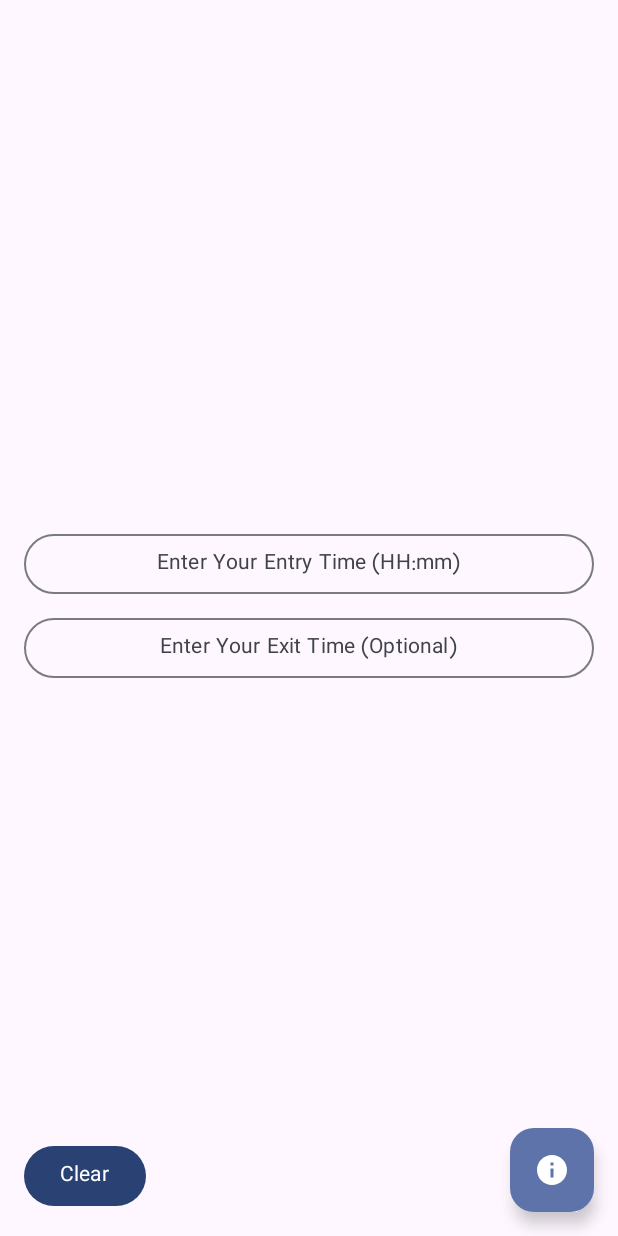
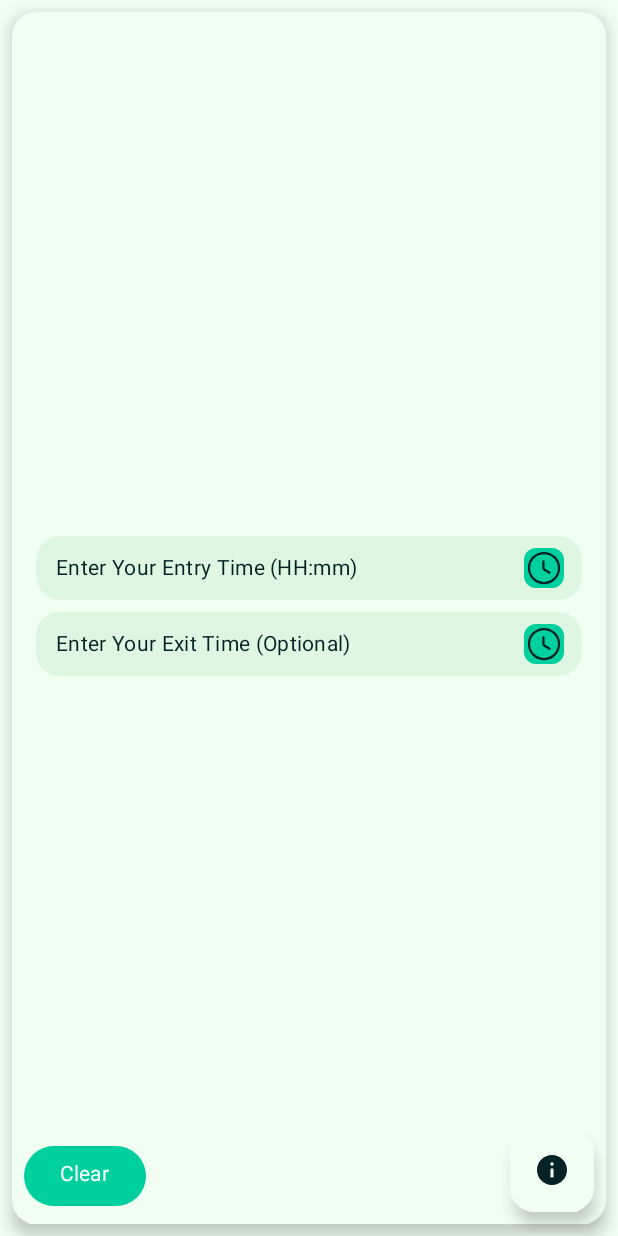
Before and after one commit to MiladFaridnia/KhoroojYar, an Android app built with Jetpack Compose: the screen it shows after launch (MainActivity), on a phone screen of 412 x 824 dp. Run offline under Robolectric (Android 15) with nearby library versions, the phone set to English and light mode, and no system bars.

Commit message:
Feat: V-1.10.0 Add base compose components of design system

```diff
--- a/app/src/main/java/com/faridnia/khoroojyar/presentation/ExitTimeCalculatorScreen.kt
+++ b/app/src/main/java/com/faridnia/khoroojyar/presentation/ExitTimeCalculatorScreen.kt
@@ -2,7 +2,6 @@ package com.faridnia.khoroojyar.presentation
 
 import androidx.compose.foundation.border
 import androidx.compose.foundation.layout.Arrangement
-import androidx.compose.foundation.layout.Box
 import androidx.compose.foundation.layout.Column
 import androidx.compose.foundation.layout.Spacer
 import androidx.compose.foundation.layout.fillMaxSize
@@ -34,13 +33,17 @@ import androidx.compose.ui.res.stringResource
 import androidx.compose.ui.text.font.Font
 import androidx.compose.ui.text.font.FontFamily
 import androidx.compose.ui.text.style.TextAlign
-import androidx.compose.ui.tooling.preview.Preview
 import androidx.compose.ui.unit.dp
 import androidx.lifecycle.compose.collectAsStateWithLifecycle
 import androidx.lifecycle.viewmodel.compose.viewModel
 import com.faridnia.khoroojyar.R
 import com.faridnia.khoroojyar.presentation.calculate_days_off.CalculateRemainedDaysOff
-import com.faridnia.khoroojyar.presentation.component.TimePickerButton
+import com.faridnia.khoroojyar.presentation.component.CustomBox
+import com.faridnia.khoroojyar.presentation.component.CustomCard
+import com.faridnia.khoroojyar.presentation.component.CustomText
+import com.faridnia.khoroojyar.presentation.component.DateButton
+import com.faridnia.khoroojyar.presentation.component.DateButtonType
+import com.faridnia.khoroojyar.presentation.component.LightAndDarkPreview
 import com.faridnia.khoroojyar.presentation.component.TimePickerDialog
 import com.faridnia.khoroojyar.presentation.theme.KhoroojYarTheme
 import java.util.Locale
@@ -72,7 +75,11 @@ fun ExitTimeCalculatorScreen(viewModel: ExitTimeViewModel = viewModel()) {
             closeDialog(false)
         }
 
-    Box(modifier = Modifier.fillMaxSize()) {
+    CustomBox(
+        modifier = Modifier
+            .fillMaxSize()
+    ) {
+        CustomCard(modifier = Modifier.padding(8.dp)) {
             Column(
                 modifier = Modifier
                     .fillMaxSize()
@@ -80,15 +87,17 @@ fun ExitTimeCalculatorScreen(viewModel: ExitTimeViewModel = viewModel()) {
                 verticalArrangement = Arrangement.Center,
                 horizontalAlignment = Alignment.CenterHorizontally
             ) {
-            TimePickerButton(
+                DateButton(
                     label = state.enterTimeInput.ifEmpty { stringResource(R.string.enter_your_entry_time_hh_mm) },
-                onClick = { showEnterTimePickerDialog = true }
+                    dateButtonType = DateButtonType.TIME,
+                    onClick = { showEnterTimePickerDialog = true },
                 )
 
                 Spacer(modifier = Modifier.height(8.dp))
 
-            TimePickerButton(
+                DateButton(
                     label = state.exitTimeInput.ifEmpty { stringResource(R.string.enter_your_exit_time_optional) },
+                    dateButtonType = DateButtonType.TIME,
                     onClick = { showExitTimePickerDialog = true }
                 )
 
@@ -96,7 +105,7 @@ fun ExitTimeCalculatorScreen(viewModel: ExitTimeViewModel = viewModel()) {
 
                 state.totalTimeSpent.takeIf { it.isNotEmpty() }?.let {
                     Spacer(modifier = Modifier.height(8.dp))
-                Text(
+                    CustomText(
                         modifier = Modifier
                             .fillMaxWidth()
                             .border(
@@ -114,7 +123,7 @@ fun ExitTimeCalculatorScreen(viewModel: ExitTimeViewModel = viewModel()) {
 
                 state.exitTime.takeIf { it.isNotEmpty() }?.let {
                     Spacer(modifier = Modifier.height(8.dp))
-                Text(
+                    CustomText(
                         modifier = Modifier
                             .fillMaxWidth()
                             .border(
@@ -132,7 +141,7 @@ fun ExitTimeCalculatorScreen(viewModel: ExitTimeViewModel = viewModel()) {
 
                 state.vacationMessage.takeIf { it.isNotEmpty() }?.let {
                     Spacer(modifier = Modifier.height(8.dp))
-                Text(
+                    CustomText(
                         modifier = Modifier
                             .fillMaxWidth()
                             .border(
@@ -146,6 +155,7 @@ fun ExitTimeCalculatorScreen(viewModel: ExitTimeViewModel = viewModel()) {
                         color = MaterialTheme.colorScheme.error,
                         textAlign = TextAlign.Center
                     )
+                }
             }
         }
 
@@ -208,8 +218,7 @@ fun ExitTimeCalculatorScreen(viewModel: ExitTimeViewModel = viewModel()) {
     }
 }
 
-
-@Preview(showBackground = true)
+@LightAndDarkPreview
 @Composable
 fun PreviewExitTimeCalc(modifier: Modifier = Modifier) {
     KhoroojYarTheme {
--- /dev/null
+++ b/app/src/main/java/com/faridnia/khoroojyar/presentation/component/CustomBox.kt
@@ -0,0 +1,18 @@
+package com.faridnia.khoroojyar.presentation.component
+
+import androidx.compose.foundation.background
+import androidx.compose.foundation.layout.Box
+import androidx.compose.foundation.layout.BoxScope
+import androidx.compose.material3.MaterialTheme
+import androidx.compose.runtime.Composable
+import androidx.compose.ui.Modifier
+
+@Composable
+fun CustomBox(
+    modifier: Modifier = Modifier,
+    content: @Composable BoxScope.() -> Unit
+) {
+    Box(modifier = modifier.background(MaterialTheme.colorScheme.background)) {
+        content()
+    }
+}
--- /dev/null
+++ b/app/src/main/java/com/faridnia/khoroojyar/presentation/component/CustomCard.kt
@@ -0,0 +1,41 @@
+package com.faridnia.khoroojyar.presentation.component
+
+import androidx.compose.foundation.layout.ColumnScope
+import androidx.compose.foundation.layout.fillMaxSize
+import androidx.compose.foundation.layout.padding
+import androidx.compose.foundation.shape.RoundedCornerShape
+import androidx.compose.material3.CardDefaults
+import androidx.compose.material3.ElevatedCard
+import androidx.compose.material3.MaterialTheme
+import androidx.compose.runtime.Composable
+import androidx.compose.ui.Modifier
+import androidx.compose.ui.unit.dp
+import com.faridnia.khoroojyar.presentation.theme.KhoroojYarTheme
+
+@Composable
+fun CustomCard(
+    modifier: Modifier = Modifier,
+    content: @Composable ColumnScope.() -> Unit
+) {
+    ElevatedCard(
+        shape = RoundedCornerShape(16.dp),
+        modifier = modifier,
+        elevation = CardDefaults.elevatedCardElevation(6.dp),
+        colors = CardDefaults.elevatedCardColors(
+            containerColor = MaterialTheme.colorScheme.surfaceContainer,
+            contentColor = MaterialTheme.colorScheme.onSurface
+        )
+    ) {
+        content()
+    }
+}
+
+@LightAndDarkPreview
+@Composable
+fun PreviewCustomCard(modifier: Modifier = Modifier) {
+    KhoroojYarTheme {
+        CustomCard(modifier = modifier
+            .fillMaxSize()
+            .padding(8.dp)) {}
+    }
+}
--- /dev/null
+++ b/app/src/main/java/com/faridnia/khoroojyar/presentation/component/CustomText.kt
@@ -0,0 +1,64 @@
+package com.faridnia.khoroojyar.presentation.component
+
+import androidx.compose.material3.MaterialTheme
+import androidx.compose.material3.Text
+import androidx.compose.runtime.Composable
+import androidx.compose.ui.Modifier
+import androidx.compose.ui.graphics.Color
+import androidx.compose.ui.text.AnnotatedString
+import androidx.compose.ui.text.TextStyle
+import androidx.compose.ui.text.style.TextAlign
+import androidx.compose.ui.text.style.TextOverflow
+import androidx.compose.ui.unit.TextUnit
+
+@Composable
+fun CustomText(
+    modifier: Modifier = Modifier,
+    text: String,
+    textAlign: TextAlign? = TextAlign.Right,
+    style: TextStyle = MaterialTheme.typography.bodyMedium,
+    color: Color = MaterialTheme.colorScheme.onSurface,
+    maxLines: Int = Int.MAX_VALUE,
+    overflow: TextOverflow = TextOverflow.Clip,
+    letterSpacing: TextUnit = TextUnit.Unspecified
+) {
+    Text(
+        modifier = modifier,
+        text = text,
+        style = style,
+        color = color,
+        textAlign = textAlign,
+        maxLines = maxLines,
+        overflow = overflow,
+        letterSpacing = letterSpacing
+    )
+}
+
+@Composable
+fun CustomText(
+    modifier: Modifier = Modifier,
+    text: AnnotatedString,
+    textAlign: TextAlign? = TextAlign.Right,
+    style: TextStyle = MaterialTheme.typography.bodyMedium,
+    color: Color = MaterialTheme.colorScheme.onSurface,
+    maxLines: Int = Int.MAX_VALUE,
+    overflow: TextOverflow = TextOverflow.Clip,
+    letterSpacing: TextUnit = TextUnit.Unspecified
+) {
+    Text(
+        modifier = modifier,
+        text = text,
+        style = style,
+        color = color,
+        textAlign = textAlign,
+        maxLines = maxLines,
+        overflow = overflow,
+        letterSpacing = letterSpacing
+    )
+}
+
+@LightAndDarkPreview
+@Composable
+private fun PreviewCustomText() {
+    CustomText(text = "Preview")
+}
--- /dev/null
+++ b/app/src/main/java/com/faridnia/khoroojyar/presentation/component/DateButton.kt
@@ -0,0 +1,66 @@
+package com.faridnia.khoroojyar.presentation.component
+
+import androidx.compose.foundation.background
+import androidx.compose.foundation.clickable
+import androidx.compose.foundation.layout.Row
+import androidx.compose.foundation.layout.Spacer
+import androidx.compose.foundation.layout.padding
+import androidx.compose.foundation.shape.RoundedCornerShape
+import androidx.compose.material3.Icon
+import androidx.compose.material3.MaterialTheme
+import androidx.compose.runtime.Composable
+import androidx.compose.ui.Alignment
+import androidx.compose.ui.Modifier
+import androidx.compose.ui.res.painterResource
+import androidx.compose.ui.unit.dp
+import com.faridnia.khoroojyar.presentation.theme.Fence_Green
+import com.faridnia.khoroojyar.presentation.theme.KhoroojYarTheme
+
+@Composable
+fun DateButton(
+    modifier: Modifier = Modifier,
+    label: String,
+    dateButtonType: DateButtonType,
+    onClick: () -> Unit = {}
+) {
+    Row(
+        modifier = modifier
+            .background(
+                color = MaterialTheme.colorScheme.surfaceVariant,
+                shape = RoundedCornerShape(16.dp)
+            )
+            .padding(horizontal = 12.dp, vertical = 8.dp)
+            .clickable { onClick() },
+        verticalAlignment = Alignment.CenterVertically
+    ) {
+        CustomText(
+            text = label,
+            color = MaterialTheme.colorScheme.onSurfaceVariant,
+            style = MaterialTheme.typography.bodyMedium
+        )
+        Spacer(modifier = Modifier.weight(1f))
+        Icon(
+            modifier = Modifier
+                .background(
+                    color = MaterialTheme.colorScheme.primary,
+                    shape = RoundedCornerShape(8.dp)
+                )
+                .padding(1.dp),
+            painter = painterResource(dateButtonType.icon),
+            contentDescription = "Calendar Icon",
+            tint = Fence_Green
+        )
+    }
+}
+
+@LightAndDarkPreview
+@Composable
+private fun PreviewDateButton() {
+    KhoroojYarTheme {
+        DateButton(
+            label = "April 30, 2024",
+            dateButtonType = DateButtonType.DATE
+        )
+    }
+
+}
--- /dev/null
+++ b/app/src/main/java/com/faridnia/khoroojyar/presentation/component/DateButtonType.kt
@@ -0,0 +1,9 @@
+package com.faridnia.khoroojyar.presentation.component
+
+import androidx.annotation.DrawableRes
+import com.faridnia.khoroojyar.R
+
+enum class DateButtonType(val id: Int, @DrawableRes val icon: Int = R.drawable.ic_clock) {
+    DATE(0, R.drawable.ic_calendar),
+    TIME(1, R.drawable.ic_clock)
+}
--- a/app/src/main/java/com/faridnia/khoroojyar/presentation/theme/Theme.kt
+++ b/app/src/main/java/com/faridnia/khoroojyar/presentation/theme/Theme.kt
@@ -1,14 +1,10 @@
 package com.faridnia.khoroojyar.presentation.theme
 
-import android.os.Build
 import androidx.compose.foundation.isSystemInDarkTheme
 import androidx.compose.material3.ColorScheme
 import androidx.compose.material3.MaterialTheme
-import androidx.compose.material3.dynamicDarkColorScheme
-import androidx.compose.material3.dynamicLightColorScheme
 import androidx.compose.runtime.Composable
 import androidx.compose.ui.graphics.Color
-import androidx.compose.ui.platform.LocalContext
 
 private val DarkColorScheme = myDarkColorScheme()
 
@@ -101,7 +97,7 @@ fun myDarkColorScheme(): ColorScheme = ColorScheme(
     scrim = Color(0x99000000),
 
     surfaceBright = Cyprus,
-    surfaceContainer = Fence_Green,
+    surfaceContainer = Cyprus,
     surfaceContainerHigh = Void,
     surfaceContainerHighest = Void,
     surfaceContainerLow = Cyprus,
@@ -113,15 +109,14 @@ fun myDarkColorScheme(): ColorScheme = ColorScheme(
 @Composable
 fun KhoroojYarTheme(
     darkTheme: Boolean = isSystemInDarkTheme(),
-    // Dynamic color is available on Android 12+
     dynamicColor: Boolean = true,
     content: @Composable () -> Unit
 ) {
     val colorScheme = when {
-        dynamicColor && Build.VERSION.SDK_INT >= Build.VERSION_CODES.S -> {
+       /* dynamicColor -> {
             val context = LocalContext.current
             if (darkTheme) dynamicDarkColorScheme(context) else dynamicLightColorScheme(context)
-        }
+        }*/
 
         darkTheme -> DarkColorScheme
         else -> LightColorScheme
--- /dev/null
+++ b/app/src/main/res/drawable/ic_calendar.xml
@@ -0,0 +1,76 @@
+<vector xmlns:android="http://schemas.android.com/apk/res/android"
+    android:width="24dp"
+    android:height="24dp"
+    android:viewportWidth="24"
+    android:viewportHeight="24">
+  <path
+      android:pathData="M8,2V5"
+      android:strokeLineJoin="round"
+      android:strokeWidth="1.5"
+      android:fillColor="#00000000"
+      android:strokeColor="#292D32"
+      android:strokeLineCap="round"/>
+  <path
+      android:pathData="M16,2V5"
+      android:strokeLineJoin="round"
+      android:strokeWidth="1.5"
+      android:fillColor="#00000000"
+      android:strokeColor="#292D32"
+      android:strokeLineCap="round"/>
+  <path
+      android:pathData="M3.5,9.09H20.5"
+      android:strokeLineJoin="round"
+      android:strokeWidth="1.5"
+      android:fillColor="#00000000"
+      android:strokeColor="#292D32"
+      android:strokeLineCap="round"/>
+  <path
+      android:pathData="M21,8.5V17C21,20 19.5,22 16,22H8C4.5,22 3,20 3,17V8.5C3,5.5 4.5,3.5 8,3.5H16C19.5,3.5 21,5.5 21,8.5Z"
+      android:strokeLineJoin="round"
+      android:strokeWidth="1.5"
+      android:fillColor="#00000000"
+      android:strokeColor="#292D32"
+      android:strokeLineCap="round"/>
+  <path
+      android:pathData="M15.695,13.7H15.704"
+      android:strokeLineJoin="round"
+      android:strokeWidth="2"
+      android:fillColor="#00000000"
+      android:strokeColor="#292D32"
+      android:strokeLineCap="round"/>
+  <path
+      android:pathData="M15.695,16.7H15.704"
+      android:strokeLineJoin="round"
+      android:strokeWidth="2"
+      android:fillColor="#00000000"
+      android:strokeColor="#292D32"
+      android:strokeLineCap="round"/>
+  <path
+      android:pathData="M11.995,13.7H12.005"
+      android:strokeLineJoin="round"
+      android:strokeWidth="2"
+      android:fillColor="#00000000"
+      android:strokeColor="#292D32"
+      android:strokeLineCap="round"/>
+  <path
+      android:pathData="M11.995,16.7H12.005"
+      android:strokeLineJoin="round"
+      android:strokeWidth="2"
+      android:fillColor="#00000000"
+      android:strokeColor="#292D32"
+      android:strokeLineCap="round"/>
+  <path
+      android:pathData="M8.294,13.7H8.303"
+      android:strokeLineJoin="round"
+      android:strokeWidth="2"
+      android:fillColor="#00000000"
+      android:strokeColor="#292D32"
+      android:strokeLineCap="round"/>
+  <path
+      android:pathData="M8.294,16.7H8.303"
+      android:strokeLineJoin="round"
+      android:strokeWidth="2"
+      android:fillColor="#00000000"
+      android:strokeColor="#292D32"
+      android:strokeLineCap="round"/>
+</vector>
--- /dev/null
+++ b/app/src/main/res/drawable/ic_clock.xml
@@ -0,0 +1,20 @@
+<vector xmlns:android="http://schemas.android.com/apk/res/android"
+    android:width="24dp"
+    android:height="24dp"
+    android:viewportWidth="24"
+    android:viewportHeight="24">
+  <path
+      android:pathData="M22,12C22,17.52 17.52,22 12,22C6.48,22 2,17.52 2,12C2,6.48 6.48,2 12,2C17.52,2 22,6.48 22,12Z"
+      android:strokeLineJoin="round"
+      android:strokeWidth="1.5"
+      android:fillColor="#00000000"
+      android:strokeColor="#292D32"
+      android:strokeLineCap="round"/>
+  <path
+      android:pathData="M15.71,15.18L12.61,13.33C12.07,13.01 11.63,12.24 11.63,11.61V7.51"
+      android:strokeLineJoin="round"
+      android:strokeWidth="1.5"
+      android:fillColor="#00000000"
+      android:strokeColor="#292D32"
+      android:strokeLineCap="round"/>
+</vector>
```
Also changed, not shown: app/src/main/java/com/faridnia/khoroojyar/presentation/component/CustomButton.kt (added, +95 -0 lines), app/src/main/java/com/faridnia/khoroojyar/presentation/component/LightAndDarkPreview.kt (added, +18 -0 lines), app/src/main/res/drawable/ic_calender_green.xml (added, +16 -0 lines). Lines whose indentation alone changed are shown as unchanged.
